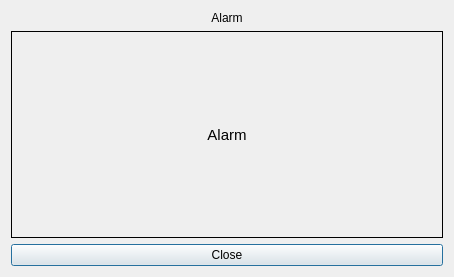
Old version of the form ui/notify.ui in the repository Arg0s1080/pycket.
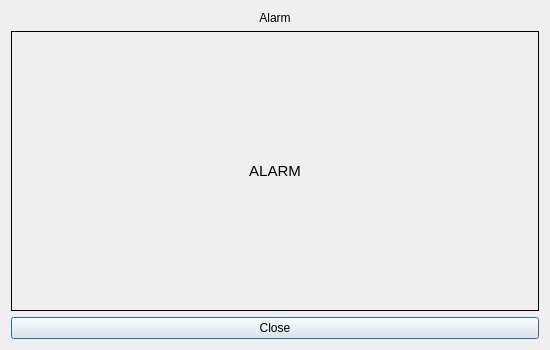
New version of the form.

Patch:
```diff
--- a/ui/notify.ui
+++ b/ui/notify.ui
@@ -6,8 +6,8 @@
    <rect>
     <x>0</x>
     <y>0</y>
-    <width>454</width>
-    <height>277</height>
+    <width>550</width>
+    <height>350</height>
    </rect>
   </property>
   <property name="windowTitle">
@@ -30,6 +30,9 @@
          <verstretch>0</verstretch>
         </sizepolicy>
        </property>
+       <property name="frameShape">
+        <enum>QFrame::NoFrame</enum>
+       </property>
        <property name="text">
         <string>Alarm</string>
        </property>
@@ -40,6 +43,12 @@
      </item>
      <item>
       <widget class="QLabel" name="labelBody">
+       <property name="sizePolicy">
+        <sizepolicy hsizetype="Preferred" vsizetype="Preferred">
+         <horstretch>20</horstretch>
+         <verstretch>20</verstretch>
+        </sizepolicy>
+       </property>
        <property name="font">
         <font>
          <pointsize>11</pointsize>
@@ -49,7 +58,10 @@
         <enum>QFrame::Box</enum>
        </property>
        <property name="text">
-        <string>Alarm</string>
+        <string>ALARM</string>
+       </property>
+       <property name="scaledContents">
+        <bool>true</bool>
        </property>
        <property name="alignment">
         <set>Qt::AlignCenter</set>
@@ -57,6 +69,15 @@
        <property name="wordWrap">
         <bool>true</bool>
        </property>
+       <property name="margin">
+        <number>8</number>
+       </property>
+       <property name="openExternalLinks">
+        <bool>true</bool>
+       </property>
+       <property name="textInteractionFlags">
+        <set>Qt::TextBrowserInteraction</set>
+       </property>
       </widget>
      </item>
      <item>
```
Left out of the diff: 3 changed lines with no effect on the pictures.
